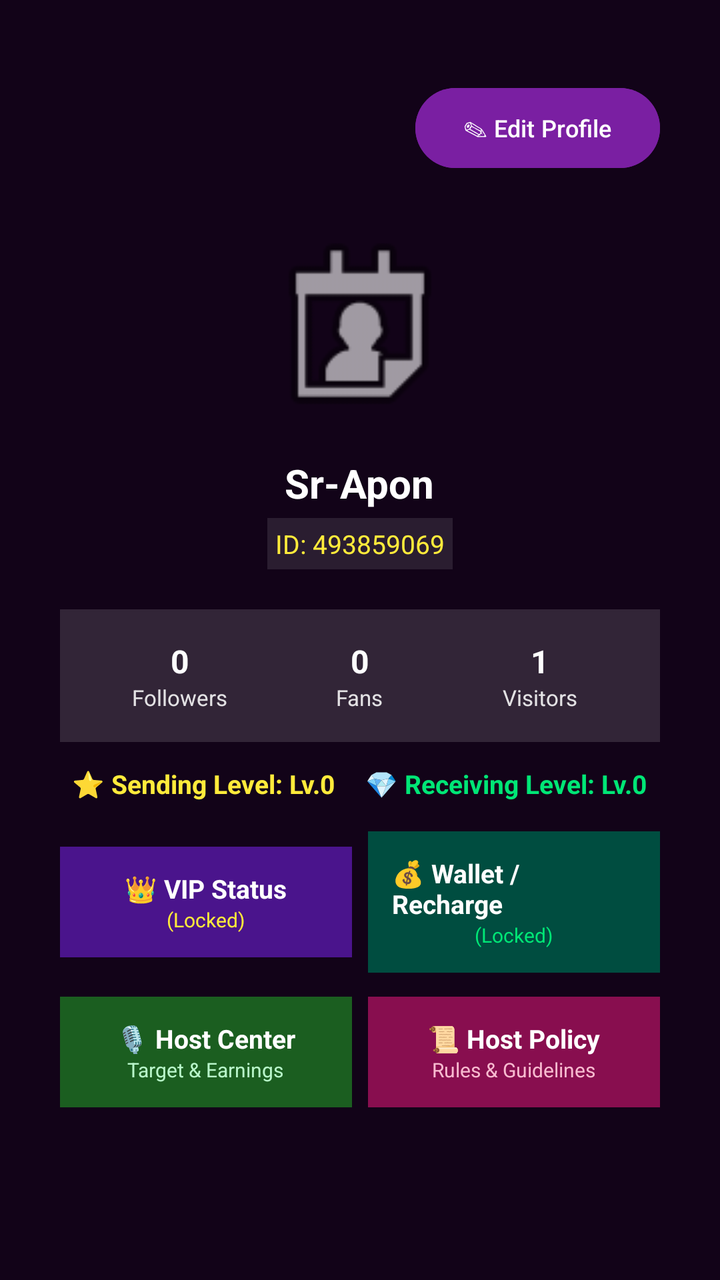
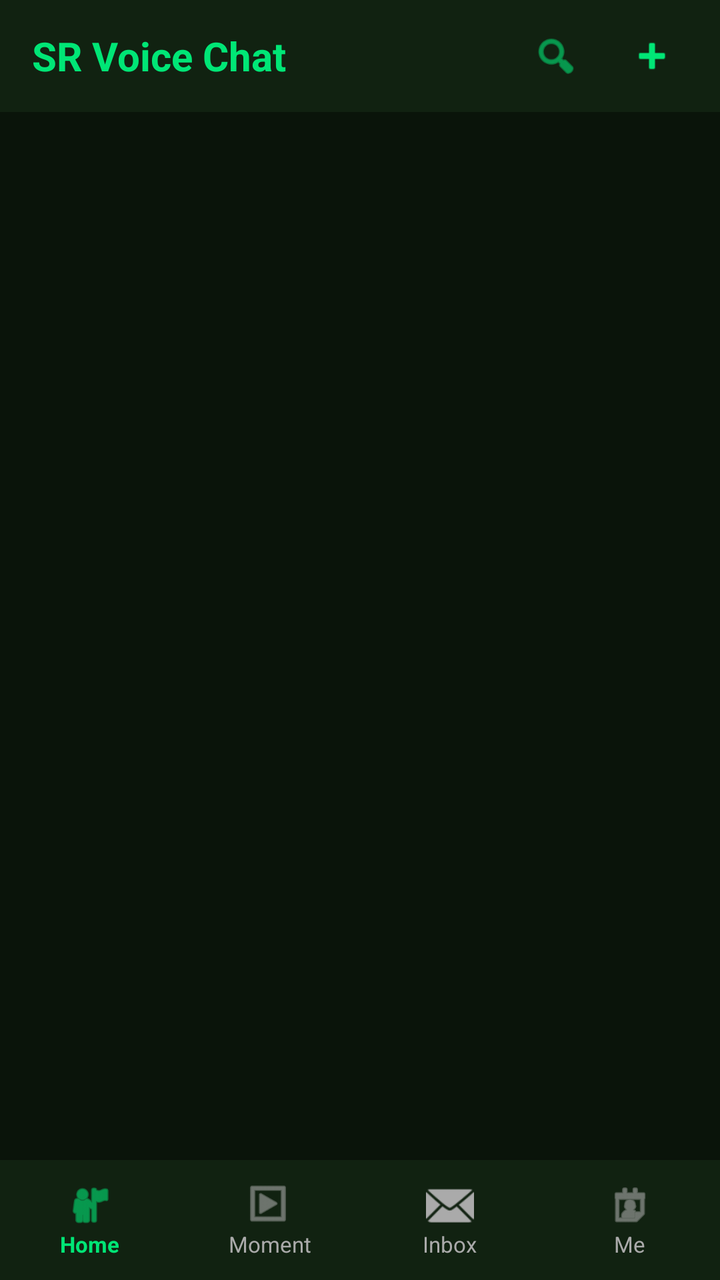

Two renders of the same Android screen: before a commit and after it. Below are the layout's source before the change and the commit's diff.
<!-- AndroidManifest.xml: activity theme Theme.SRVoiceChat -->
<!-- res/layout/activity_main.xml -->
<?xml version="1.0" encoding="utf-8"?>
<LinearLayout xmlns:android="http://schemas.android.com/apk/res/android"
    xmlns:app="http://schemas.android.com/apk/res-auto"
    android:layout_width="match_parent"
    android:layout_height="match_parent"
    android:orientation="vertical"
    android:gravity="center_horizontal"
    android:background="#120318"
    android:padding="20dp">

    <ScrollView
        android:layout_width="match_parent"
        android:layout_height="match_parent"
        android:scrollbars="none">

        <LinearLayout
            android:layout_width="match_parent"
            android:layout_height="wrap_content"
            android:orientation="vertical"
            android:gravity="center_horizontal"
            android:padding="10dp">

            
            <RelativeLayout
                android:layout_width="match_parent"
                android:layout_height="wrap_content"
                android:layout_marginTop="10dp">
                <Button
                    android:id="@+id/btnEditProfile"
                    android:layout_width="wrap_content"
                    android:layout_height="wrap_content"
                    android:text="✎ Edit Profile"
                    android:backgroundTint="#7A1FA2"
                    android:textColor="#FFFFFF"
                    android:textAllCaps="false"
                    android:layout_alignParentEnd="true"
                    android:textSize="12sp"/>
            </RelativeLayout>

            
            <ImageView
                android:id="@+id/imgUserProfile"
                android:layout_width="110dp"
                android:layout_height="110dp"
                android:layout_marginTop="20dp"
                android:src="@android:drawable/ic_menu_my_calendar" />

            
            <TextView
                android:id="@+id/textUserName"
                android:layout_width="wrap_content"
                android:layout_height="wrap_content"
                android:text="Sr-Apon"
                android:textColor="#FFFFFF"
                android:textSize="20sp"
                android:textStyle="bold"
                android:layout_marginTop="10dp"/>

            
            <LinearLayout
                android:layout_width="wrap_content"
                android:layout_height="wrap_content"
                android:orientation="horizontal"
                android:gravity="center"
                android:layout_marginTop="4dp"
                android:background="#1AFFFFFF"
                android:padding="4dp">
                <TextView
                    android:id="@+id/textUserId"
                    android:layout_width="wrap_content"
                    android:layout_height="wrap_content"
                    android:text="ID: 493859069"
                    android:textColor="#FFEB3B"
                    android:textSize="13sp"/>
            </LinearLayout>

            
            <LinearLayout
                android:layout_width="match_parent"
                android:layout_height="wrap_content"
                android:orientation="horizontal"
                android:layout_marginTop="20dp"
                android:background="#22FFFFFF"
                android:padding="15dp"
                android:gravity="center">
                
                <LinearLayout
                    android:layout_width="0dp"
                    android:layout_height="wrap_content"
                    android:layout_weight="1"
                    android:orientation="vertical"
                    android:gravity="center">
                    <TextView android:layout_width="wrap_content" android:layout_height="wrap_content" android:text="0" android:textColor="#FFFFFF" android:textSize="16sp" android:textStyle="bold"/>
                    <TextView android:layout_width="wrap_content" android:layout_height="wrap_content" android:text="Followers" android:textColor="#DDFFFFFF" android:textSize="11sp"/>
                </LinearLayout>

                <LinearLayout
                    android:layout_width="0dp"
                    android:layout_height="wrap_content"
                    android:layout_weight="1"
                    android:orientation="vertical"
                    android:gravity="center">
                    <TextView android:layout_width="wrap_content" android:layout_height="wrap_content" android:text="0" android:textColor="#FFFFFF" android:textSize="16sp" android:textStyle="bold"/>
                    <TextView android:layout_width="wrap_content" android:layout_height="wrap_content" android:text="Fans" android:textColor="#DDFFFFFF" android:textSize="11sp"/>
                </LinearLayout>

                <LinearLayout
                    android:layout_width="0dp"
                    android:layout_height="wrap_content"
                    android:layout_weight="1"
                    android:orientation="vertical"
                    android:gravity="center">
                    <TextView android:layout_width="wrap_content" android:layout_height="wrap_content" android:text="1" android:textColor="#FFFFFF" android:textSize="16sp" android:textStyle="bold"/>
                    <TextView android:layout_width="wrap_content" android:layout_height="wrap_content" android:text="Visitors" android:textColor="#DDFFFFFF" android:textSize="11sp"/>
                </LinearLayout>
            </LinearLayout>

            
            <LinearLayout
                android:layout_width="match_parent"
                android:layout_height="wrap_content"
                android:orientation="horizontal"
                android:layout_marginTop="12dp"
                android:gravity="center">
                <TextView
                    android:layout_width="wrap_content"
                    android:layout_height="wrap_content"
                    android:text="⭐ Sending Level: Lv.0"
                    android:textColor="#FFEB3B"
                    android:textSize="13sp"
                    android:textStyle="bold"
                    android:layout_marginEnd="15dp"/>
                <TextView
                    android:layout_width="wrap_content"
                    android:layout_height="wrap_content"
                    android:text="💎 Receiving Level: Lv.0"
                    android:textColor="#00E676"
                    android:textSize="13sp"
                    android:textStyle="bold"/>
            </LinearLayout>

            
            <LinearLayout
                android:layout_width="match_parent"
                android:layout_height="wrap_content"
                android:orientation="horizontal"
                android:layout_marginTop="15dp"
                android:gravity="center">
                
                <LinearLayout
                    android:layout_width="0dp"
                    android:layout_height="wrap_content"
                    android:layout_weight="1"
                    android:orientation="vertical"
                    android:background="#4A148C"
                    android:padding="12dp"
                    android:gravity="center"
                    android:layout_marginEnd="8dp">
                    <TextView android:layout_width="wrap_content" android:layout_height="wrap_content" android:text="👑 VIP Status" android:textColor="#FFFFFF" android:textSize="13sp" android:textStyle="bold"/>
                    <TextView android:layout_width="wrap_content" android:layout_height="wrap_content" android:text="(Locked)" android:textColor="#FFEB3B" android:textSize="10sp"/>
                </LinearLayout>

                <LinearLayout
                    android:layout_width="0dp"
                    android:layout_height="wrap_content"
                    android:layout_weight="1"
                    android:orientation="vertical"
                    android:background="#004D40"
                    android:padding="12dp"
                    android:gravity="center">
                    <TextView android:layout_width="wrap_content" android:layout_height="wrap_content" android:text="💰 Wallet / Recharge" android:textColor="#FFFFFF" android:textSize="13sp" android:textStyle="bold"/>
                    <TextView android:layout_width="wrap_content" android:layout_height="wrap_content" android:text="(Locked)" android:textColor="#00E676" android:textSize="10sp"/>
                </LinearLayout>
            </LinearLayout>

            
            <LinearLayout
                android:layout_width="match_parent"
                android:layout_height="wrap_content"
                android:orientation="horizontal"
                android:layout_marginTop="12dp"
                android:gravity="center">
                
                <LinearLayout
                    android:layout_width="0dp"
                    android:layout_height="wrap_content"
                    android:layout_weight="1"
                    android:orientation="vertical"
                    android:background="#1B5E20"
                    android:padding="12dp"
                    android:gravity="center"
                    android:layout_marginEnd="8dp">
                    <TextView android:layout_width="wrap_content" android:layout_height="wrap_content" android:text="🎙️ Host Center" android:textColor="#FFFFFF" android:textSize="13sp" android:textStyle="bold"/>
                    <TextView android:layout_width="wrap_content" android:layout_height="wrap_content" android:text="Target &amp; Earnings" android:textColor="#B9F6CA" android:textSize="10sp"/>
                </LinearLayout>

                <LinearLayout
                    android:layout_width="0dp"
                    android:layout_height="wrap_content"
                    android:layout_weight="1"
                    android:orientation="vertical"
                    android:background="#880E4F"
                    android:padding="12dp"
                    android:gravity="center">
                    <TextView android:layout_width="wrap_content" android:layout_height="wrap_content" android:text="📜 Host Policy" android:textColor="#FFFFFF" android:textSize="13sp" android:textStyle="bold"/>
                    <TextView android:layout_width="wrap_content" android:layout_height="wrap_content" android:text="Rules &amp; Guidelines" android:textColor="#F8BBD0" android:textSize="10sp"/>
                </LinearLayout>
            </LinearLayout>

        </LinearLayout>
    </ScrollView>
</LinearLayout>
<!-- resources referenced by this layout -->
<resources>
  <style name="Theme.SRVoiceChat" parent="Theme.Material3.DayNight.NoActionBar">
          <item name="colorPrimary">#FF4081</item>
          <item name="android:statusBarColor">#FF4081</item>
          <item name="android:windowLightStatusBar">true</item>
      </style>
</resources>

<!-- the commit's change to res/layout/activity_main.xml (unified diff, before → after) -->
@@ -1,212 +1,170 @@
 <?xml version="1.0" encoding="utf-8"?>
 <LinearLayout xmlns:android="http://schemas.android.com/apk/res/android"
-    xmlns:app="http://schemas.android.com/apk/res-auto"
     android:layout_width="match_parent"
     android:layout_height="match_parent"
     android:orientation="vertical"
-    android:gravity="center_horizontal"
-    android:background="#120318"
-    android:padding="20dp">
+    android:background="#0A140A">
 
-    <ScrollView
+    
+    <LinearLayout
         android:layout_width="match_parent"
-        android:layout_height="match_parent"
-        android:scrollbars="none">
+        android:layout_height="56dp"
+        android:orientation="horizontal"
+        android:gravity="center_vertical"
+        android:paddingHorizontal="16dp"
+        android:background="#112211">
 
+        <TextView
+            android:id="@+id/textAppTitle"
+            android:layout_width="0dp"
+            android:layout_height="wrap_content"
+            android:layout_weight="1"
+            android:text="SR Voice Chat"
+            android:textColor="#00E676"
+            android:textSize="20sp"
+            android:textStyle="bold" />
+
+        
+        <ImageView
+            android:id="@+id/btnSearch"
+            android:layout_width="36dp"
+            android:layout_height="36dp"
+            android:src="@android:drawable/ic_menu_search"
+            android:padding="6dp"
+            android:tint="#00E676"
+            android:background="?attr/selectableItemBackgroundBorderless"
+            android:layout_marginRight="12dp"
+            android:contentDescription="Search" />
+
+        
+        <ImageView
+            android:id="@+id/btnCreateRoom"
+            android:layout_width="36dp"
+            android:layout_height="36dp"
+            android:src="@android:drawable/ic_input_add"
+            android:padding="6dp"
+            android:tint="#00E676"
+            android:background="?attr/selectableItemBackgroundBorderless"
+            android:contentDescription="Create Room" />
+    </LinearLayout>
+
+    
+    <FrameLayout
+        android:id="@+id/fragmentContainer"
+        android:layout_width="match_parent"
+        android:layout_height="0dp"
+        android:layout_weight="1" />
+
+    
+    <LinearLayout
+        android:layout_width="match_parent"
+        android:layout_height="60dp"
+        android:orientation="horizontal"
+        android:background="#112211"
+        android:gravity="center"
+        android:elevation="8dp">
+
+        
         <LinearLayout
-            android:layout_width="match_parent"
-            android:layout_height="wrap_content"
+            android:id="@+id/navHome"
+            android:layout_width="0dp"
+            android:layout_height="match_parent"
+            android:layout_weight="1"
             android:orientation="vertical"
-            android:gravity="center_horizontal"
-            android:padding="10dp">
-
-            
-            <RelativeLayout
-                android:layout_width="match_parent"
-                android:layout_height="wrap_content"
-                android:layout_marginTop="10dp">
-                <Button
-                    android:id="@+id/btnEditProfile"
-                    android:layout_width="wrap_content"
-                    android:layout_height="wrap_content"
-                    android:text="✎ Edit Profile"
-                    android:backgroundTint="#7A1FA2"
-                    android:textColor="#FFFFFF"
-                    android:textAllCaps="false"
-                    android:layout_alignParentEnd="true"
-                    android:textSize="12sp"/>
-            </RelativeLayout>
-
+            android:gravity="center"
+            android:clickable="true"
+            android:focusable="true"
+            android:background="?attr/selectableItemBackground">
             
             <ImageView
-                android:id="@+id/imgUserProfile"
-                android:layout_width="110dp"
-                android:layout_height="110dp"
-                android:layout_marginTop="20dp"
-                android:src="@android:drawable/ic_menu_my_calendar" />
-
-            
+                android:layout_width="24dp"
+                android:layout_height="24dp"
+                android:src="@android:drawable/ic_menu_myplaces"
+                android:tint="#00E676" />
             <TextView
-                android:id="@+id/textUserName"
                 android:layout_width="wrap_content"
                 android:layout_height="wrap_content"
-                android:text="Sr-Apon"
-                android:textColor="#FFFFFF"
-                android:textSize="20sp"
-                android:textStyle="bold"
-                android:layout_marginTop="10dp"/>
+                android:text="Home"
+                android:textColor="#00E676"
+                android:textSize="11sp"
+                android:textStyle="bold" />
+        </LinearLayout>
 
+        
+        <LinearLayout
+            android:id="@+id/navMoment"
+            android:layout_width="0dp"
+            android:layout_height="match_parent"
+            android:layout_weight="1"
+            android:orientation="vertical"
+            android:gravity="center"
+            android:clickable="true"
+            android:focusable="true"
+            android:background="?attr/selectableItemBackground">
             
-            <LinearLayout
+            <ImageView
+                android:layout_width="24dp"
+                android:layout_height="24dp"
+                android:src="@android:drawable/ic_menu_slideshow"
+                android:tint="#AAAAAA" />
+            <TextView
                 android:layout_width="wrap_content"
                 android:layout_height="wrap_content"
-                android:orientation="horizontal"
-                android:gravity="center"
-                android:layout_marginTop="4dp"
-                android:background="#1AFFFFFF"
-                android:padding="4dp">
-                <TextView
-                    android:id="@+id/textUserId"
-                    android:layout_width="wrap_content"
-                    android:layout_height="wrap_content"
-                    android:text="ID: 493859069"
-                    android:textColor="#FFEB3B"
-                    android:textSize="13sp"/>
-            </LinearLayout>
+                android:text="Moment"
+                android:textColor="#AAAAAA"
+                android:textSize="11sp" />
+        </LinearLayout>
 
+        
+        <LinearLayout
+            android:id="@+id/navInbox"
+            android:layout_width="0dp"
+            android:layout_height="match_parent"
+            android:layout_weight="1"
+            android:orientation="vertical"
+            android:gravity="center"
+            android:clickable="true"
+            android:focusable="true"
+            android:background="?attr/selectableItemBackground">
             
-            <LinearLayout
-                android:layout_width="match_parent"
+            <ImageView
+                android:layout_width="24dp"
+                android:layout_height="24dp"
+                android:src="@android:drawable/ic_dialog_email"
+                android:tint="#AAAAAA" />
+            <TextView
+                android:layout_width="wrap_content"
                 android:layout_height="wrap_content"
-                android:orientation="horizontal"
-                android:layout_marginTop="20dp"
-                android:background="#22FFFFFF"
-                android:padding="15dp"
-                android:gravity="center">
-                
-                <LinearLayout
-                    android:layout_width="0dp"
-                    android:layout_height="wrap_content"
-                    android:layout_weight="1"
-                    android:orientation="vertical"
-                    android:gravity="center">
-                    <TextView android:layout_width="wrap_content" android:layout_height="wrap_content" android:text="0" android:textColor="#FFFFFF" android:textSize="16sp" android:textStyle="bold"/>
-                    <TextView android:layout_width="wrap_content" android:layout_height="wrap_content" android:text="Followers" android:textColor="#DDFFFFFF" android:textSize="11sp"/>
-                </LinearLayout>
+                android:text="Inbox"
+                android:textColor="#AAAAAA"
+                android:textSize="11sp" />
+        </LinearLayout>
 
-                <LinearLayout
-                    android:layout_width="0dp"
-                    android:layout_height="wrap_content"
-                    android:layout_weight="1"
-                    android:orientation="vertical"
-                    android:gravity="center">
-                    <TextView android:layout_width="wrap_content" android:layout_height="wrap_content" android:text="0" android:textColor="#FFFFFF" android:textSize="16sp" android:textStyle="bold"/>
-                    <TextView android:layout_width="wrap_content" android:layout_height="wrap_content" android:text="Fans" android:textColor="#DDFFFFFF" android:textSize="11sp"/>
-                </LinearLayout>
+        
+        <LinearLayout
+            android:id="@+id/navMe"
+            android:layout_width="0dp"
+            android:layout_height="match_parent"
+            android:layout_weight="1"
+            android:orientation="vertical"
+            android:gravity="center"
+            android:clickable="true"
+            android:focusable="true"
+            android:background="?attr/selectableItemBackground">
+            
+            <ImageView
+                android:layout_width="24dp"
+                android:layout_height="24dp"
+                android:src="@android:drawable/ic_menu_my_calendar"
+                android:tint="#AAAAAA" />
+            <TextView
+                android:layout_width="wrap_content"
+                android:layout_height="wrap_content"
+                android:text="Me"
+                android:textColor="#AAAAAA"
+                android:textSize="11sp" />
+        </LinearLayout>
 
-                <LinearLayout
-                    android:layout_width="0dp"
-                    android:layout_height="wrap_content"
-                    android:layout_weight="1"
-                    android:orientation="vertical"
-                    android:gravity="center">
-                    <TextView android:layout_width="wrap_content" android:layout_height="wrap_content" android:text="1" android:textColor="#FFFFFF" android:textSize="16sp" android:textStyle="bold"/>
-                    <TextView android:layout_width="wrap_content" android:layout_height="wrap_content" android:text="Visitors" android:textColor="#DDFFFFFF" android:textSize="11sp"/>
-                </LinearLayout>
-            </LinearLayout>
+    </LinearLayout>
 
-            
-            <LinearLayout
-                android:layout_width="match_parent"
-                android:layout_height="wrap_content"
-                android:orientation="horizontal"
-                android:layout_marginTop="12dp"
-                android:gravity="center">
-                <TextView
-                    android:layout_width="wrap_content"
-                    android:layout_height="wrap_content"
-                    android:text="⭐ Sending Level: Lv.0"
-                    android:textColor="#FFEB3B"
-                    android:textSize="13sp"
-                    android:textStyle="bold"
-                    android:layout_marginEnd="15dp"/>
-                <TextView
-                    android:layout_width="wrap_content"
-                    android:layout_height="wrap_content"
-                    android:text="💎 Receiving Level: Lv.0"
-                    android:textColor="#00E676"
-                    android:textSize="13sp"
-                    android:textStyle="bold"/>
-            </LinearLayout>
-
-            
-            <LinearLayout
-                android:layout_width="match_parent"
-                android:layout_height="wrap_content"
-                android:orientation="horizontal"
-                android:layout_marginTop="15dp"
-                android:gravity="center">
-                
-                <LinearLayout
-                    android:layout_width="0dp"
-                    android:layout_height="wrap_content"
-                    android:layout_weight="1"
-                    android:orientation="vertical"
-                    android:background="#4A148C"
-                    android:padding="12dp"
-                    android:gravity="center"
-                    android:layout_marginEnd="8dp">
-                    <TextView android:layout_width="wrap_content" android:layout_height="wrap_content" android:text="👑 VIP Status" android:textColor="#FFFFFF" android:textSize="13sp" android:textStyle="bold"/>
-                    <TextView android:layout_width="wrap_content" android:layout_height="wrap_content" android:text="(Locked)" android:textColor="#FFEB3B" android:textSize="10sp"/>
-                </LinearLayout>
-
-                <LinearLayout
-                    android:layout_width="0dp"
-                    android:layout_height="wrap_content"
-                    android:layout_weight="1"
-                    android:orientation="vertical"
-                    android:background="#004D40"
-                    android:padding="12dp"
-                    android:gravity="center">
-                    <TextView android:layout_width="wrap_content" android:layout_height="wrap_content" android:text="💰 Wallet / Recharge" android:textColor="#FFFFFF" android:textSize="13sp" android:textStyle="bold"/>
-                    <TextView android:layout_width="wrap_content" android:layout_height="wrap_content" android:text="(Locked)" android:textColor="#00E676" android:textSize="10sp"/>
-                </LinearLayout>
-            </LinearLayout>
-
-            
-            <LinearLayout
-                android:layout_width="match_parent"
-                android:layout_height="wrap_content"
-                android:orientation="horizontal"
-                android:layout_marginTop="12dp"
-                android:gravity="center">
-                
-                <LinearLayout
-                    android:layout_width="0dp"
-                    android:layout_height="wrap_content"
-                    android:layout_weight="1"
-                    android:orientation="vertical"
-                    android:background="#1B5E20"
-                    android:padding="12dp"
-                    android:gravity="center"
-                    android:layout_marginEnd="8dp">
-                    <TextView android:layout_width="wrap_content" android:layout_height="wrap_content" android:text="🎙️ Host Center" android:textColor="#FFFFFF" android:textSize="13sp" android:textStyle="bold"/>
-                    <TextView android:layout_width="wrap_content" android:layout_height="wrap_content" android:text="Target &amp; Earnings" android:textColor="#B9F6CA" android:textSize="10sp"/>
-                </LinearLayout>
-
-                <LinearLayout
-                    android:layout_width="0dp"
-                    android:layout_height="wrap_content"
-                    android:layout_weight="1"
-                    android:orientation="vertical"
-                    android:background="#880E4F"
-                    android:padding="12dp"
-                    android:gravity="center">
-                    <TextView android:layout_width="wrap_content" android:layout_height="wrap_content" android:text="📜 Host Policy" android:textColor="#FFFFFF" android:textSize="13sp" android:textStyle="bold"/>
-                    <TextView android:layout_width="wrap_content" android:layout_height="wrap_content" android:text="Rules &amp; Guidelines" android:textColor="#F8BBD0" android:textSize="10sp"/>
-                </LinearLayout>
-            </LinearLayout>
-
-        </LinearLayout>
-    </ScrollView>
 </LinearLayout>
